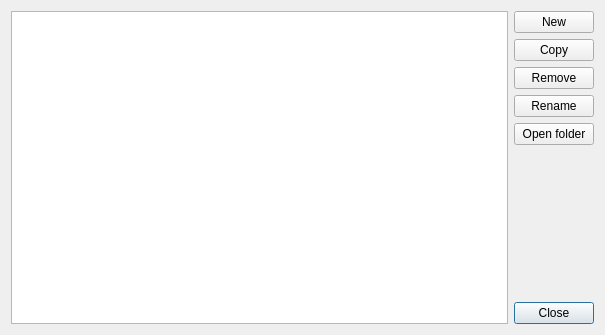
Old version of the form Source/GUI/managebooleanconditions.ui in the repository bavc/qctools.
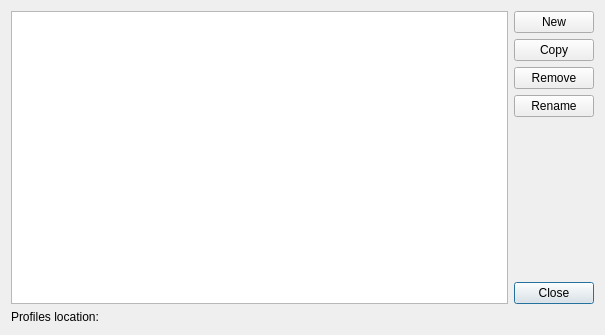
New version of the form.

Commit message: refactoring: prepare to configurable profiles path, use application dir instead of current dir

```diff
--- a/Source/GUI/managebooleanconditions.ui
+++ b/Source/GUI/managebooleanconditions.ui
@@ -14,33 +14,7 @@
    <string>Manage boolean conditions</string>
   </property>
   <layout class="QGridLayout" name="gridLayout">
-   <item row="6" column="1">
-    <widget class="QPushButton" name="close_pushButton">
-     <property name="text">
-      <string>Close</string>
-     </property>
-     <property name="shortcut">
-      <string>Alt+4</string>
-     </property>
-     <property name="default">
-      <bool>true</bool>
-     </property>
-    </widget>
-   </item>
-   <item row="5" column="1">
-    <spacer name="verticalSpacer">
-     <property name="orientation">
-      <enum>Qt::Vertical</enum>
-     </property>
-     <property name="sizeHint" stdset="0">
-      <size>
-       <width>20</width>
-       <height>40</height>
-      </size>
-     </property>
-    </spacer>
-   </item>
-   <item row="0" column="0" rowspan="7">
+   <item row="0" column="0" rowspan="6">
     <widget class="QListView" name="listView">
      <property name="sizePolicy">
       <sizepolicy hsizetype="MinimumExpanding" vsizetype="Expanding">
@@ -48,12 +22,11 @@
        <verstretch>0</verstretch>
       </sizepolicy>
      </property>
-    </widget>
-   </item>
-   <item row="2" column="1">
-    <widget class="QPushButton" name="remove_pushButton">
-     <property name="text">
-      <string>Remove</string>
+     <property name="editTriggers">
+      <set>QAbstractItemView::NoEditTriggers</set>
+     </property>
+     <property name="alternatingRowColors">
+      <bool>true</bool>
      </property>
     </widget>
    </item>
@@ -71,6 +44,13 @@
      </property>
     </widget>
    </item>
+   <item row="2" column="1">
+    <widget class="QPushButton" name="remove_pushButton">
+     <property name="text">
+      <string>Remove</string>
+     </property>
+    </widget>
+   </item>
    <item row="3" column="1">
     <widget class="QPushButton" name="rename_pushButton">
      <property name="text">
@@ -79,12 +59,61 @@
     </widget>
    </item>
    <item row="4" column="1">
-    <widget class="QPushButton" name="openLocation_pushButton">
+    <spacer name="verticalSpacer">
+     <property name="orientation">
+      <enum>Qt::Vertical</enum>
+     </property>
+     <property name="sizeHint" stdset="0">
+      <size>
+       <width>20</width>
+       <height>40</height>
+      </size>
+     </property>
+    </spacer>
+   </item>
+   <item row="5" column="1">
+    <widget class="QPushButton" name="close_pushButton">
      <property name="text">
-      <string>Open folder</string>
+      <string>Close</string>
+     </property>
+     <property name="shortcut">
+      <string>Alt+4</string>
+     </property>
+     <property name="default">
+      <bool>true</bool>
      </property>
     </widget>
    </item>
+   <item row="6" column="0" colspan="2">
+    <layout class="QHBoxLayout" name="horizontalLayout">
+     <item>
+      <widget class="QLabel" name="label">
+       <property name="sizePolicy">
+        <sizepolicy hsizetype="Maximum" vsizetype="Preferred">
+         <horstretch>0</horstretch>
+         <verstretch>0</verstretch>
+        </sizepolicy>
+       </property>
+       <property name="text">
+        <string>Profiles location: </string>
+       </property>
+      </widget>
+     </item>
+     <item>
+      <widget class="QLabel" name="profileLocationUrl_label">
+       <property name="cursor">
+        <cursorShape>PointingHandCursor</cursorShape>
+       </property>
+       <property name="text">
+        <string/>
+       </property>
+       <property name="openExternalLinks">
+        <bool>true</bool>
+       </property>
+      </widget>
+     </item>
+    </layout>
+   </item>
   </layout>
  </widget>
  <resources/>
```
The commit also changes 5 other files.
